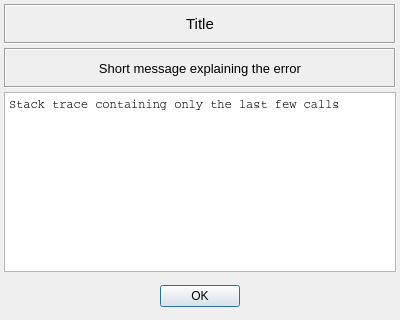
This is vibra/interface/data/ui_files/messages/exception_message.ui in MOPT-UFSC/VIBRA as Qt 5 draws it before an edit. The edited form follows.
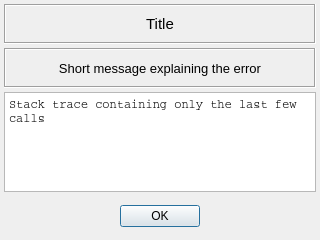
This is the edited form.

Commit message: Self-adjust the exception message QDialog size

What changed in the file:
```diff
--- a/vibra/interface/data/ui_files/messages/exception_message.ui
+++ b/vibra/interface/data/ui_files/messages/exception_message.ui
@@ -9,14 +9,14 @@
    <rect>
     <x>0</x>
     <y>0</y>
-    <width>400</width>
-    <height>320</height>
+    <width>320</width>
+    <height>240</height>
    </rect>
   </property>
   <property name="minimumSize">
    <size>
-    <width>400</width>
-    <height>320</height>
+    <width>240</width>
+    <height>240</height>
    </size>
   </property>
   <property name="maximumSize">
@@ -179,6 +179,9 @@
         <property name="wordWrap">
          <bool>true</bool>
         </property>
+        <property name="margin">
+         <number>10</number>
+        </property>
        </widget>
       </item>
      </layout>
```
The commit also changes 5 other files.
